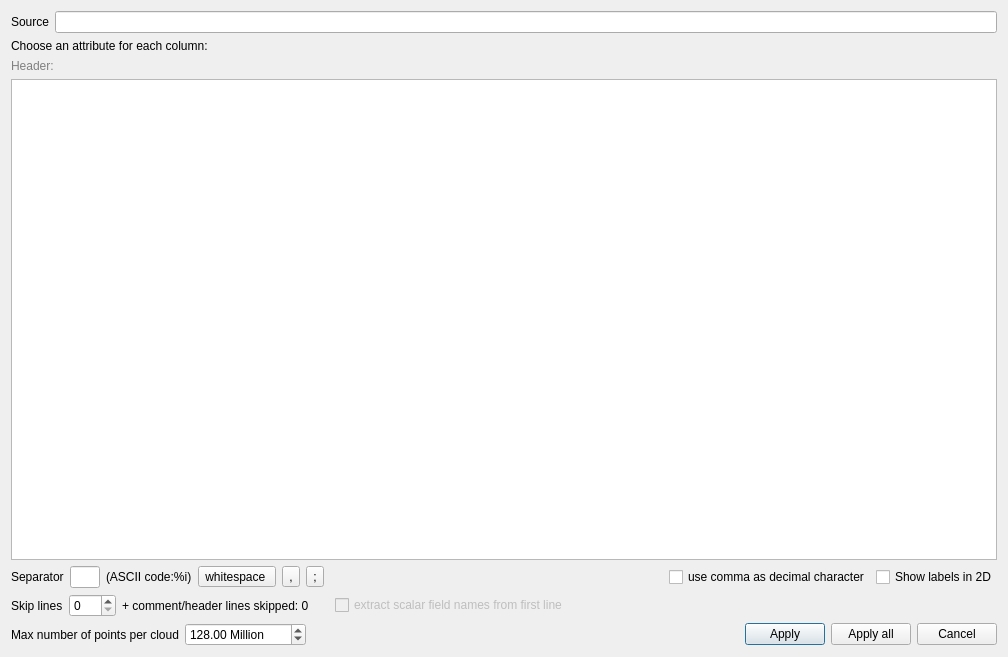
The window that libs/qCC_io/ui/openAsciiFileDlg.ui (CloudCompare/CloudCompare) describes before a commit, drawn with Qt 5.
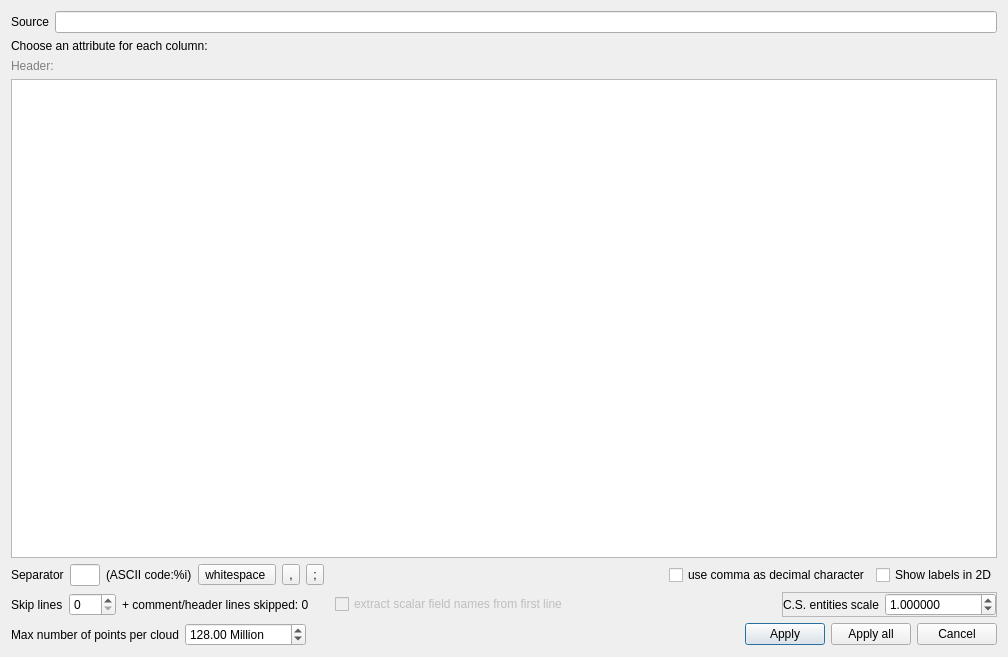
The same window after the commit.

Commit message: Ability to load CoordinateSystem entities from quaternion coordinates in an ASCII file

Diff of the .ui file:
```diff
--- a/libs/qCC_io/ui/openAsciiFileDlg.ui
+++ b/libs/qCC_io/ui/openAsciiFileDlg.ui
@@ -11,7 +11,7 @@
    </rect>
   </property>
   <property name="sizePolicy">
-   <sizepolicy hsizetype="Preferred" vsizetype="Fixed">
+   <sizepolicy hsizetype="Maximum" vsizetype="Fixed">
     <horstretch>0</horstretch>
     <verstretch>0</verstretch>
    </sizepolicy>
@@ -75,7 +75,7 @@
         <x>0</x>
         <y>0</y>
         <width>990</width>
-        <height>486</height>
+        <height>484</height>
        </rect>
       </property>
       <layout class="QVBoxLayout" name="verticalLayout_2">
@@ -278,6 +278,69 @@
        </property>
       </spacer>
      </item>
+     <item>
+      <widget class="QFrame" name="quaternionFrame">
+       <property name="sizePolicy">
+        <sizepolicy hsizetype="Maximum" vsizetype="Preferred">
+         <horstretch>0</horstretch>
+         <verstretch>0</verstretch>
+        </sizepolicy>
+       </property>
+       <property name="minimumSize">
+        <size>
+         <width>0</width>
+         <height>0</height>
+        </size>
+       </property>
+       <property name="frameShape">
+        <enum>QFrame::StyledPanel</enum>
+       </property>
+       <property name="frameShadow">
+        <enum>QFrame::Raised</enum>
+       </property>
+       <layout class="QHBoxLayout" name="horizontalLayout_4">
+        <property name="leftMargin">
+         <number>0</number>
+        </property>
+        <property name="topMargin">
+         <number>0</number>
+        </property>
+        <property name="rightMargin">
+         <number>0</number>
+        </property>
+        <property name="bottomMargin">
+         <number>0</number>
+        </property>
+        <item>
+         <widget class="QLabel" name="label_6">
+          <property name="text">
+           <string>C.S. entities scale</string>
+          </property>
+         </widget>
+        </item>
+        <item>
+         <widget class="QDoubleSpinBox" name="quatCSScaleDoubleSpinBox">
+          <property name="toolTip">
+           <string>Coordinate System entities scale
+(CC will create one such entity for each loaded quaternion)</string>
+          </property>
+          <property name="decimals">
+           <number>6</number>
+          </property>
+          <property name="minimum">
+           <double>0.000001000000000</double>
+          </property>
+          <property name="maximum">
+           <double>1000000.000000000000000</double>
+          </property>
+          <property name="value">
+           <double>1.000000000000000</double>
+          </property>
+         </widget>
+        </item>
+       </layout>
+      </widget>
+     </item>
     </layout>
    </item>
    <item>
```
The commit also changes 11 other files.
